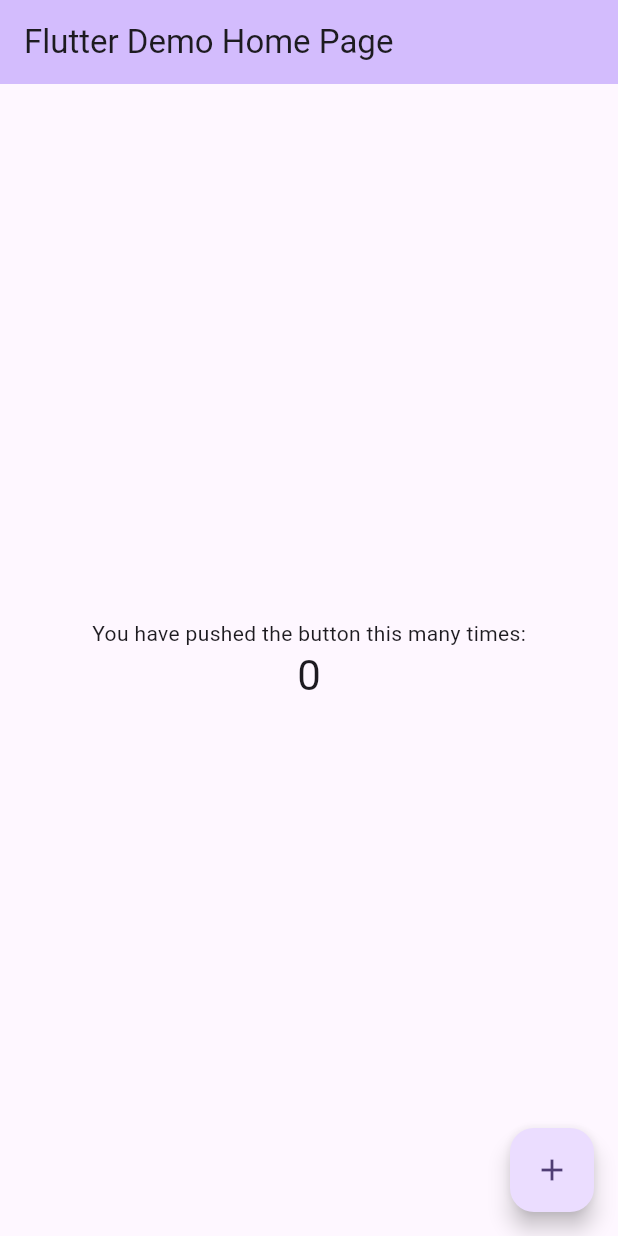
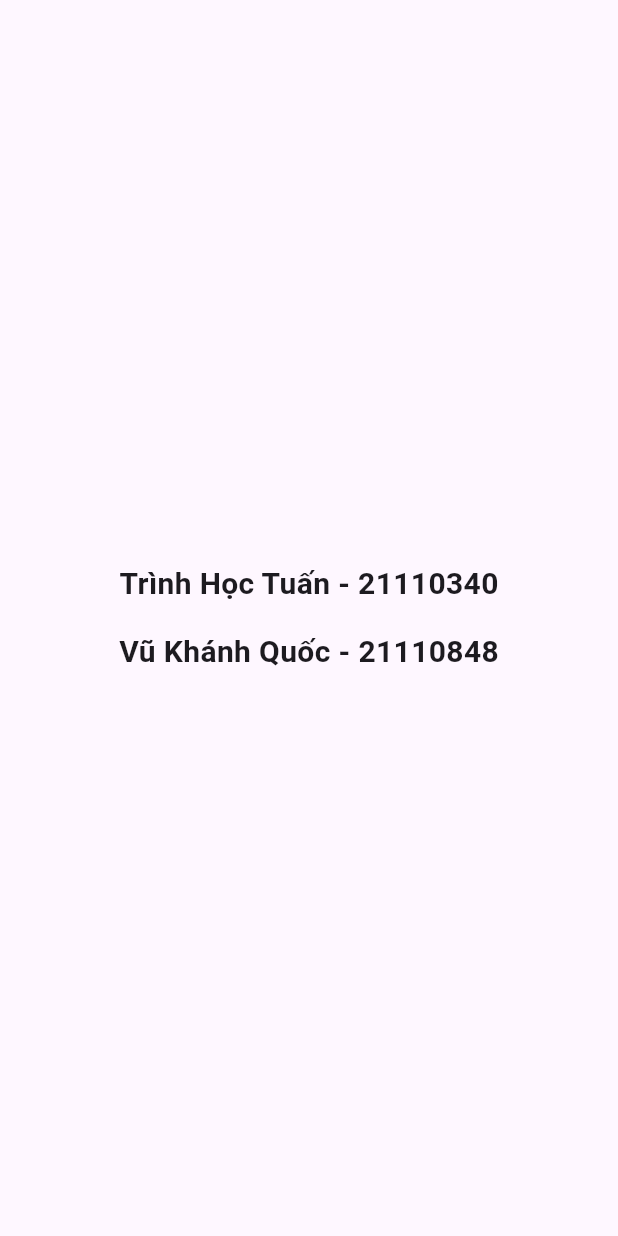
Before and after one commit to Tuavsn/LTDD_FRONTEND_ADMIN, a Flutter app: the screen it shows after launch, on a phone screen of 412 x 824 dp. Run offline on Flutter 3.47's test engine with Material 3 defaults, Android fonts, the phone set to English and light mode, and no system bars.

Commit message:
bài tập flutter 1

```diff
--- a/lib/main.dart
+++ b/lib/main.dart
@@ -1,122 +1,23 @@
 import 'package:flutter/material.dart';
+import 'pages/splash_screen.dart';
+import 'pages/login_page.dart';
 
 void main() {
-  runApp(const MyApp());
+  runApp(const MainApp());
 }
 
-class MyApp extends StatelessWidget {
-  const MyApp({super.key});
+class MainApp extends StatelessWidget {
+  const MainApp({super.key});
 
-  // This widget is the root of your application.
   @override
   Widget build(BuildContext context) {
     return MaterialApp(
-      title: 'Flutter Demo',
-      theme: ThemeData(
-        // This is the theme of your application.
-        //
-        // TRY THIS: Try running your application with "flutter run". You'll see
-        // the application has a purple toolbar. Then, without quitting the app,
-        // try changing the seedColor in the colorScheme below to Colors.green
-        // and then invoke "hot reload" (save your changes or press the "hot
-        // reload" button in a Flutter-supported IDE, or press "r" if you used
-        // the command line to start the app).
-        //
-        // Notice that the counter didn't reset back to zero; the application
-        // state is not lost during the reload. To reset the state, use hot
-        // restart instead.
-        //
-        // This works for code too, not just values: Most code changes can be
-        // tested with just a hot reload.
-        colorScheme: ColorScheme.fromSeed(seedColor: Colors.deepPurple),
-      ),
-      home: const MyHomePage(title: 'Flutter Demo Home Page'),
+      title: 'Manager App',
+      initialRoute: '/',
+      routes: {
+        '/': (ctx) => SplashScreen (),
+        '/login': (ctx) => LoginPage(),
+      },
     );
   }
 }
-
-class MyHomePage extends StatefulWidget {
-  const MyHomePage({super.key, required this.title});
-
-  // This widget is the home page of your application. It is stateful, meaning
-  // that it has a State object (defined below) that contains fields that affect
-  // how it looks.
-
-  // This class is the configuration for the state. It holds the values (in this
-  // case the title) provided by the parent (in this case the App widget) and
-  // used by the build method of the State. Fields in a Widget subclass are
-  // always marked "final".
-
-  final String title;
-
-  @override
-  State<MyHomePage> createState() => _MyHomePageState();
-}
-
-class _MyHomePageState extends State<MyHomePage> {
-  int _counter = 0;
-
-  void _incrementCounter() {
-    setState(() {
-      // This call to setState tells the Flutter framework that something has
-      // changed in this State, which causes it to rerun the build method below
-      // so that the display can reflect the updated values. If we changed
-      // _counter without calling setState(), then the build method would not be
-      // called again, and so nothing would appear to happen.
-      _counter++;
-    });
-  }
-
-  @override
-  Widget build(BuildContext context) {
-    // This method is rerun every time setState is called, for instance as done
-    // by the _incrementCounter method above.
-    //
-    // The Flutter framework has been optimized to make rerunning build methods
-    // fast, so that you can just rebuild anything that needs updating rather
-    // than having to individually change instances of widgets.
-    return Scaffold(
-      appBar: AppBar(
-        // TRY THIS: Try changing the color here to a specific color (to
-        // Colors.amber, perhaps?) and trigger a hot reload to see the AppBar
-        // change color while the other colors stay the same.
-        backgroundColor: Theme.of(context).colorScheme.inversePrimary,
-        // Here we take the value from the MyHomePage object that was created by
-        // the App.build method, and use it to set our appbar title.
-        title: Text(widget.title),
-      ),
-      body: Center(
-        // Center is a layout widget. It takes a single child and positions it
-        // in the middle of the parent.
-        child: Column(
-          // Column is also a layout widget. It takes a list of children and
-          // arranges them vertically. By default, it sizes itself to fit its
-          // children horizontally, and tries to be as tall as its parent.
-          //
-          // Column has various properties to control how it sizes itself and
-          // how it positions its children. Here we use mainAxisAlignment to
-          // center the children vertically; the main axis here is the vertical
-          // axis because Columns are vertical (the cross axis would be
-          // horizontal).
-          //
-          // TRY THIS: Invoke "debug painting" (choose the "Toggle Debug Paint"
-          // action in the IDE, or press "p" in the console), to see the
-          // wireframe for each widget.
-          mainAxisAlignment: MainAxisAlignment.center,
-          children: <Widget>[
-            const Text('You have pushed the button this many times:'),
-            Text(
-              '$_counter',
-              style: Theme.of(context).textTheme.headlineMedium,
-            ),
-          ],
-        ),
-      ),
-      floatingActionButton: FloatingActionButton(
-        onPressed: _incrementCounter,
-        tooltip: 'Increment',
-        child: const Icon(Icons.add),
-      ), // This trailing comma makes auto-formatting nicer for build methods.
-    );
-  }
-}
--- /dev/null
+++ b/lib/pages/splash_screen.dart
@@ -0,0 +1,41 @@
+import 'dart:async';
+import 'package:flutter/material.dart';
+
+class SplashScreen extends StatefulWidget {
+  @override
+  _SplashScreenState createState() => _SplashScreenState();
+}
+
+class _SplashScreenState extends State<SplashScreen> {
+  // Thời gian hiển thị 10 giây rồi chuyển sang Login
+  @override
+  void initState() {
+    super.initState();
+    Timer(Duration(seconds: 10), () {
+      Navigator.pushReplacementNamed(context, '/login');
+    }); // Timer from dart:async :contentReference[oaicite:16]{index=16}
+  }
+
+  @override
+  Widget build(BuildContext context) {
+    final members = [
+      'Trình Học Tuấn - 21110340',
+      'Vũ Khánh Quốc - 21110848',
+      // thêm tên thành viên …
+    ];
+    return Scaffold(
+      body: Center(
+        child: Column(
+          mainAxisAlignment: MainAxisAlignment.center,
+          children: members
+              .map((name) => Padding(
+                    padding: const EdgeInsets.all(8.0),
+                    child: Text(name,
+                        style: TextStyle(fontSize: 20, fontWeight: FontWeight.bold)),
+                  ))
+              .toList(),
+        ),
+      ),
+    );
+  }
+}
```
Also changed, not shown: analysis_options.yaml (+0 -27 lines), lib/pages/login_page.dart (added, +39 -0 lines), pubspec.yaml (+2 -72 lines), pubspec.lock, 2 other files.
